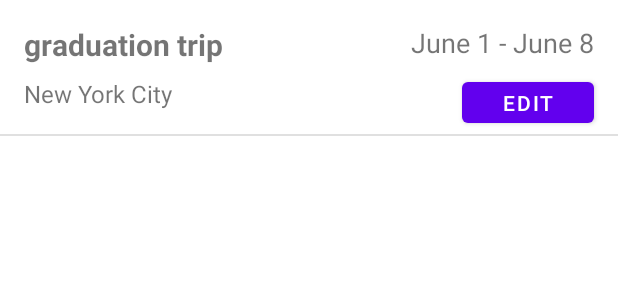
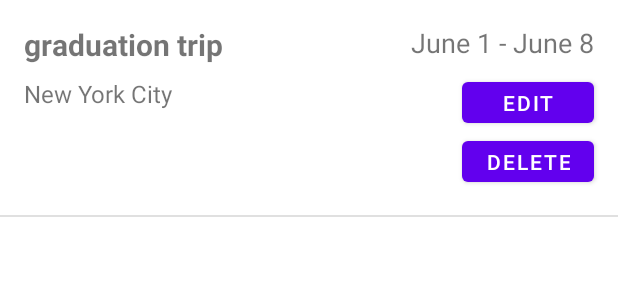
Before and after one commit to jesslin02/TripBuddy, an Android app: the layout item_trip.xml on its own in the app's theme, with its tools: preview values and no code run, on a phone screen of 412 x 824 dp. Shown: the top 300 px of the screen. Run offline under Robolectric (Android 15) with nearby library versions, the phone set to English and light mode, and no system bars.

Commit message:
minor edits and added delete functionality for trips

```diff
--- a/app/src/main/java/com/tripbuddy/TripDetailActivity.java
+++ b/app/src/main/java/com/tripbuddy/TripDetailActivity.java
@@ -50,6 +50,7 @@ public class TripDetailActivity extends AppCompatActivity {
             public void onClick(View v) {
                 Intent i = new Intent(TripDetailActivity.this, CreateEventActivity.class);
                 i.putExtra(Trip.class.getSimpleName(), Parcels.wrap(trip));
+                i.putExtra("edit", false);
                 startActivity(i);
             }
         });
--- a/app/src/main/java/com/tripbuddy/fragments/TripsFragment.java
+++ b/app/src/main/java/com/tripbuddy/fragments/TripsFragment.java
@@ -107,7 +107,7 @@ public class TripsFragment extends Fragment {
         getTrips();
     }
 
-    private void getTrips() {
+    public void getTrips() {
         ParseQuery<Trip> query = ParseQuery.getQuery(Trip.class);
         // include data referred by user key
         query.include(Trip.KEY_USER);
--- a/app/src/main/res/layout/item_trip.xml
+++ b/app/src/main/res/layout/item_trip.xml
@@ -44,7 +44,7 @@
         android:layout_height="1dp"
         android:layout_marginTop="16dp"
         android:background="?android:attr/listDivider"
-        app:layout_constraintTop_toBottomOf="@id/tvDestination"/>
+        app:layout_constraintTop_toBottomOf="@id/btnDelete"/>
 
     <Button
         android:id="@+id/btnEdit"
@@ -57,4 +57,14 @@
         app:layout_constraintEnd_toEndOf="parent"
         app:layout_constraintTop_toBottomOf="@id/tvDate"/>
 
+    <Button
+        android:id="@+id/btnDelete"
+        android:minHeight="0dp"
+        android:layout_width="wrap_content"
+        android:layout_height="wrap_content"
+        android:layout_marginEnd="16dp"
+        android:text="Delete"
+        app:layout_constraintEnd_toEndOf="parent"
+        app:layout_constraintTop_toBottomOf="@id/btnEdit"/>
+
 </androidx.constraintlayout.widget.ConstraintLayout>
```
Also changed, not shown: app/src/main/java/com/tripbuddy/TripsAdapter.java (+23 -0 lines).
